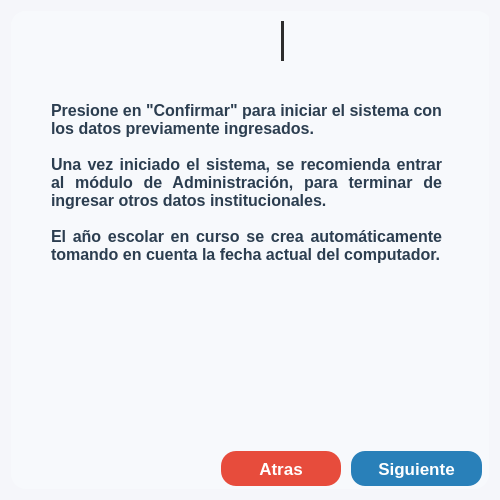
Qt form resources/ui/config_inicial.ui (Proyecto-Uptjaa/Proyecto_SIRA) before a commit.
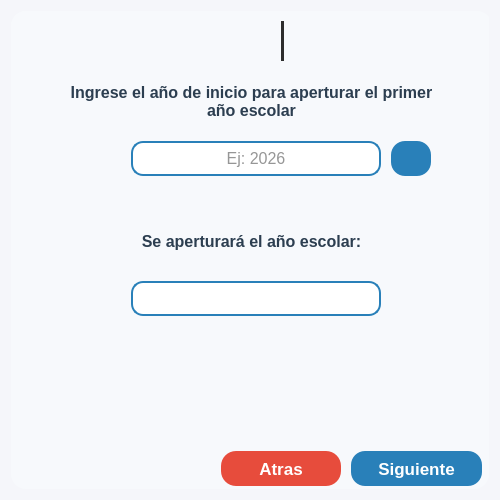
The same form after that commit. The open tabs and pages were chosen to show the change. Icons and pictures are not drawn.

Commit message:
feat: Config Año escolar en Config inicial
- Ahora la configuracion inicial solicita el año escolar que se
  aperturará

Diff of the .ui file:
```diff
--- a/resources/ui/config_inicial.ui
+++ b/resources/ui/config_inicial.ui
@@ -1242,6 +1242,370 @@
         </property>
        </widget>
       </widget>
+      <widget class="QWidget" name="anio_escolar">
+       <widget class="QLineEdit" name="lneAnio_Inicio">
+        <property name="geometry">
+         <rect>
+          <x>120</x>
+          <y>130</y>
+          <width>250</width>
+          <height>35</height>
+         </rect>
+        </property>
+        <property name="minimumSize">
+         <size>
+          <width>225</width>
+          <height>35</height>
+         </size>
+        </property>
+        <property name="maximumSize">
+         <size>
+          <width>300</width>
+          <height>35</height>
+         </size>
+        </property>
+        <property name="font">
+         <font>
+          <family>Segoe UI</family>
+          <pointsize>12</pointsize>
+         </font>
+        </property>
+        <property name="mouseTracking">
+         <bool>true</bool>
+        </property>
+        <property name="focusPolicy">
+         <enum>Qt::FocusPolicy::ClickFocus</enum>
+        </property>
+        <property name="text">
+         <string/>
+        </property>
+        <property name="maxLength">
+         <number>4</number>
+        </property>
+        <property name="alignment">
+         <set>Qt::AlignmentFlag::AlignCenter</set>
+        </property>
+        <property name="placeholderText">
+         <string>Ej: 2026</string>
+        </property>
+       </widget>
+       <widget class="QLabel" name="lblLogo_UPTJAA_acercade_5">
+        <property name="geometry">
+         <rect>
+          <x>279</x>
+          <y>10</y>
+          <width>45</width>
+          <height>40</height>
+         </rect>
+        </property>
+        <property name="minimumSize">
+         <size>
+          <width>40</width>
+          <height>40</height>
+         </size>
+        </property>
+        <property name="maximumSize">
+         <size>
+          <width>90</width>
+          <height>80</height>
+         </size>
+        </property>
+        <property name="styleSheet">
+         <string notr="true">background-color: transparent;</string>
+        </property>
+        <property name="text">
+         <string/>
+        </property>
+        <property name="pixmap">
+         <pixmap resource="../icons/resources_ui.qrc">:/logos/logo_uptjaa.png</pixmap>
+        </property>
+        <property name="scaledContents">
+         <bool>true</bool>
+        </property>
+       </widget>
+       <widget class="Line" name="line_6">
+        <property name="geometry">
+         <rect>
+          <x>270</x>
+          <y>10</y>
+          <width>3</width>
+          <height>40</height>
+         </rect>
+        </property>
+        <property name="minimumSize">
+         <size>
+          <width>3</width>
+          <height>40</height>
+         </size>
+        </property>
+        <property name="maximumSize">
+         <size>
+          <width>3</width>
+          <height>80</height>
+         </size>
+        </property>
+        <property name="styleSheet">
+         <string notr="true">background-color: #2d2d2d;</string>
+        </property>
+        <property name="orientation">
+         <enum>Qt::Orientation::Vertical</enum>
+        </property>
+       </widget>
+       <widget class="QLabel" name="lblLogo_SIRA_6">
+        <property name="enabled">
+         <bool>true</bool>
+        </property>
+        <property name="geometry">
+         <rect>
+          <x>166</x>
+          <y>10</y>
+          <width>101</width>
+          <height>40</height>
+         </rect>
+        </property>
+        <property name="minimumSize">
+         <size>
+          <width>100</width>
+          <height>21</height>
+         </size>
+        </property>
+        <property name="maximumSize">
+         <size>
+          <width>325</width>
+          <height>120</height>
+         </size>
+        </property>
+        <property name="font">
+         <font>
+          <family>Segoe UI</family>
+          <pointsize>13</pointsize>
+          <bold>true</bold>
+         </font>
+        </property>
+        <property name="styleSheet">
+         <string notr="true"/>
+        </property>
+        <property name="text">
+         <string/>
+        </property>
+        <property name="pixmap">
+         <pixmap resource="../icons/resources_ui.qrc">:/logos/SIRA_logo_cut.png</pixmap>
+        </property>
+        <property name="scaledContents">
+         <bool>true</bool>
+        </property>
+        <property name="alignment">
+         <set>Qt::AlignmentFlag::AlignCenter</set>
+        </property>
+        <property name="wordWrap">
+         <bool>false</bool>
+        </property>
+       </widget>
+       <widget class="QLabel" name="lblTitulo_11">
+        <property name="geometry">
+         <rect>
+          <x>50</x>
+          <y>60</y>
+          <width>381</width>
+          <height>61</height>
+         </rect>
+        </property>
+        <property name="minimumSize">
+         <size>
+          <width>150</width>
+          <height>21</height>
+         </size>
+        </property>
+        <property name="maximumSize">
+         <size>
+          <width>450</width>
+          <height>120</height>
+         </size>
+        </property>
+        <property name="font">
+         <font>
+          <family>Segoe UI</family>
+          <pointsize>12</pointsize>
+          <bold>true</bold>
+         </font>
+        </property>
+        <property name="styleSheet">
+         <string notr="true">QLabel {
+    color: #2c3e50; 
+}</string>
+        </property>
+        <property name="text">
+         <string>Ingrese el año de inicio para aperturar el primer año escolar</string>
+        </property>
+        <property name="alignment">
+         <set>Qt::AlignmentFlag::AlignCenter</set>
+        </property>
+        <property name="wordWrap">
+         <bool>true</bool>
+        </property>
+       </widget>
+       <widget class="QLineEdit" name="lneAnio_escolar">
+        <property name="geometry">
+         <rect>
+          <x>120</x>
+          <y>270</y>
+          <width>250</width>
+          <height>35</height>
+         </rect>
+        </property>
+        <property name="minimumSize">
+         <size>
+          <width>225</width>
+          <height>35</height>
+         </size>
+        </property>
+        <property name="maximumSize">
+         <size>
+          <width>300</width>
+          <height>35</height>
+         </size>
+        </property>
+        <property name="font">
+         <font>
+          <family>Segoe UI</family>
+          <pointsize>12</pointsize>
+         </font>
+        </property>
+        <property name="mouseTracking">
+         <bool>true</bool>
+        </property>
+        <property name="focusPolicy">
+         <enum>Qt::FocusPolicy::ClickFocus</enum>
+        </property>
+        <property name="text">
+         <string/>
+        </property>
+        <property name="maxLength">
+         <number>4</number>
+        </property>
+        <property name="alignment">
+         <set>Qt::AlignmentFlag::AlignCenter</set>
+        </property>
+        <property name="readOnly">
+         <bool>true</bool>
+        </property>
+        <property name="placeholderText">
+         <string/>
+        </property>
+       </widget>
+       <widget class="QLabel" name="lblTitulo_12">
+        <property name="geometry">
+         <rect>
+          <x>0</x>
+          <y>200</y>
+          <width>481</width>
+          <height>61</height>
+         </rect>
+        </property>
+        <property name="minimumSize">
+         <size>
+          <width>150</width>
+          <height>21</height>
+         </size>
+        </property>
+        <property name="maximumSize">
+         <size>
+          <width>481</width>
+          <height>120</height>
+         </size>
+        </property>
+        <property name="font">
+         <font>
+          <family>Segoe UI</family>
+          <pointsize>12</pointsize>
+          <bold>true</bold>
+         </font>
+        </property>
+        <property name="styleSheet">
+         <string notr="true">QLabel {
+    color: #2c3e50; 
+}</string>
+        </property>
+        <property name="text">
+         <string>Se aperturará el año escolar:</string>
+        </property>
+        <property name="alignment">
+         <set>Qt::AlignmentFlag::AlignCenter</set>
+        </property>
+        <property name="wordWrap">
+         <bool>true</bool>
+        </property>
+       </widget>
+       <widget class="QPushButton" name="btnConfirmar_anio">
+        <property name="geometry">
+         <rect>
+          <x>380</x>
+          <y>130</y>
+          <width>40</width>
+          <height>35</height>
+         </rect>
+        </property>
+        <property name="sizePolicy">
+         <sizepolicy hsizetype="Minimum" vsizetype="Fixed">
+          <horstretch>0</horstretch>
+          <verstretch>0</verstretch>
+         </sizepolicy>
+        </property>
+        <property name="minimumSize">
+         <size>
+          <width>40</width>
+          <height>35</height>
+         </size>
+        </property>
+        <property name="maximumSize">
+         <size>
+          <width>200</width>
+          <height>35</height>
+         </size>
+        </property>
+        <property name="font">
+         <font>
+          <family>Segoe UI</family>
+          <pointsize>13</pointsize>
+          <bold>true</bold>
+         </font>
+        </property>
+        <property name="cursor">
+         <cursorShape>PointingHandCursor</cursorShape>
+        </property>
+        <property name="focusPolicy">
+         <enum>Qt::FocusPolicy::ClickFocus</enum>
+        </property>
+        <property name="layoutDirection">
+         <enum>Qt::LayoutDirection::LeftToRight</enum>
+        </property>
+        <property name="styleSheet">
+         <string notr="true">QPushButton {
+	background-color: #2980b9;
+    color: #FFFFFF;
+    border: none;
+    padding: 8px 10px;
+    border-radius: 14px;
+}
+QPushButton:hover {
+	background-color: #0D47A1
+}</string>
+        </property>
+        <property name="text">
+         <string/>
+        </property>
+        <property name="icon">
+         <iconset resource="../icons/resources_ui.qrc">
+          <normaloff>:/icons/confirm_white.png</normaloff>:/icons/confirm_white.png</iconset>
+        </property>
+        <property name="iconSize">
+         <size>
+          <width>20</width>
+          <height>20</height>
+         </size>
+        </property>
+       </widget>
+      </widget>
       <widget class="QWidget" name="licencia">
        <widget class="QLabel" name="lblTitulo_9">
         <property name="geometry">
```
Left out of the diff: 2 changed lines with no effect on the pictures. The commit also changes 2 other files.
